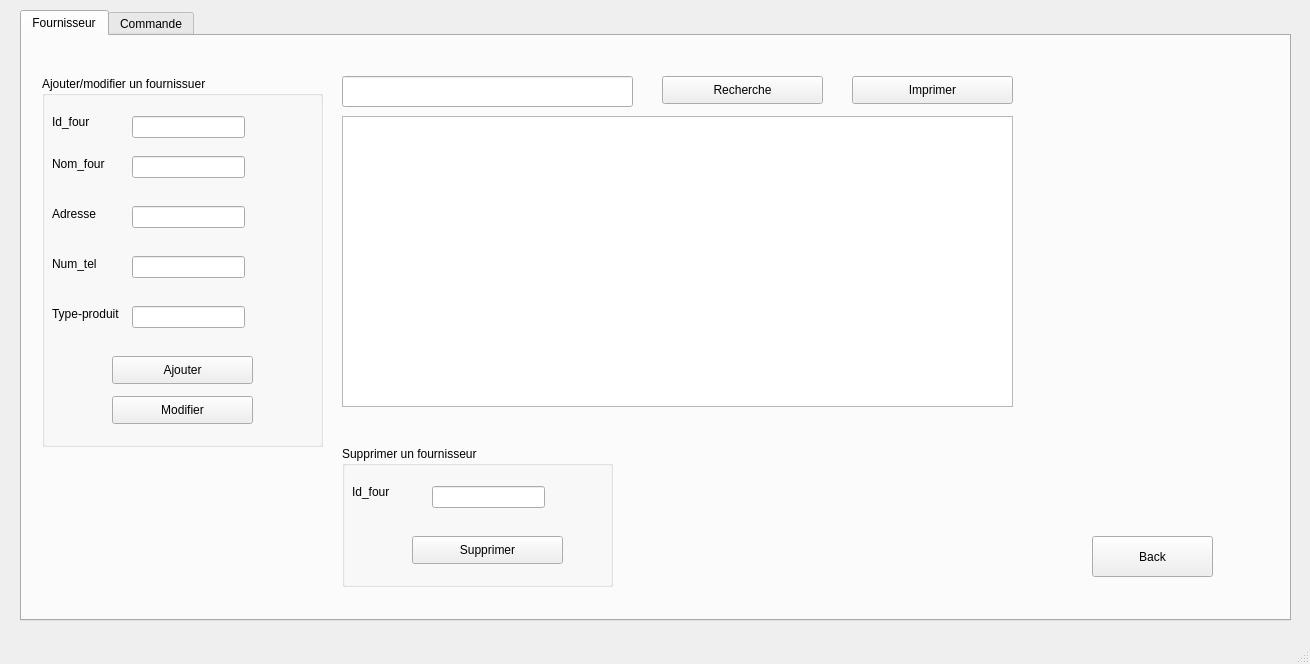
Qt form mainwindow.ui (ChihebAroua/Smart_Wedding_Reception_2A2) before a commit.
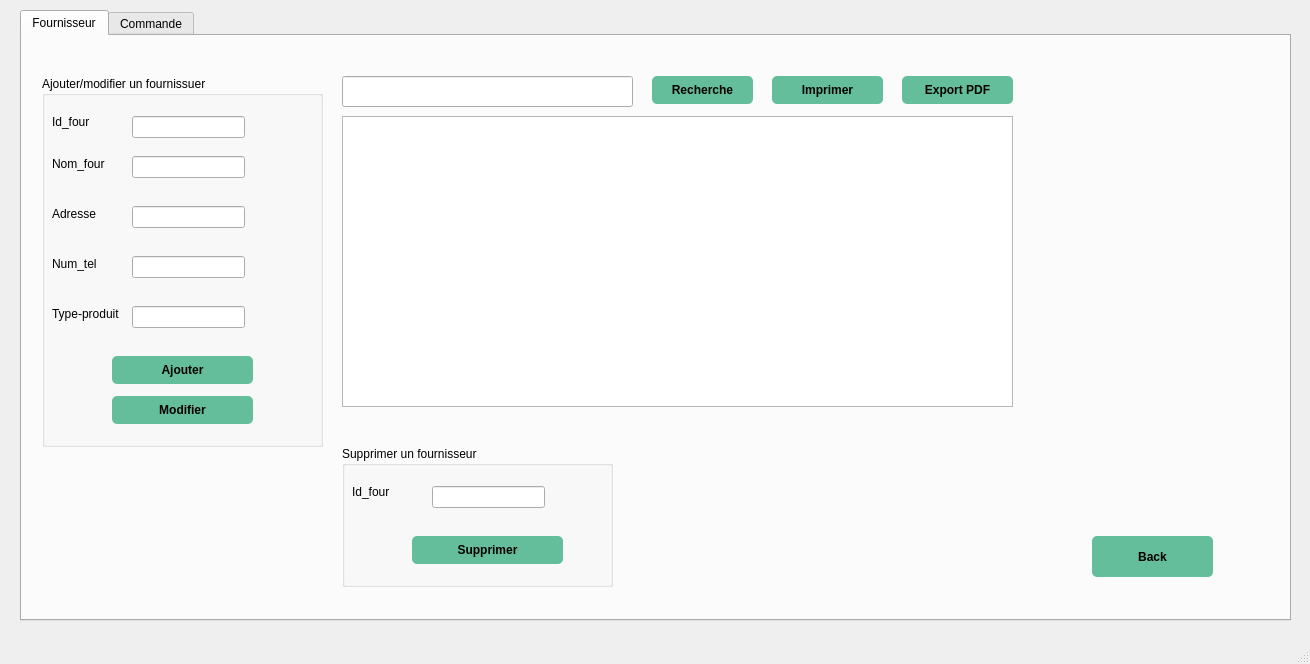
The same form after that commit. Icons and pictures are not drawn.

The edit to the form file:
```diff
--- a/mainwindow.ui
+++ b/mainwindow.ui
@@ -175,6 +175,18 @@
          <height>28</height>
         </rect>
        </property>
+       <property name="styleSheet">
+        <string notr="true">QPushButton {
+padding: 5px;
+border-radius: 5px;
+background-color:rgb(101, 190, 155);
+font-weight: bold;
+}
+QPushButton:hover
+{
+color :white;
+}</string>
+       </property>
        <property name="text">
         <string>Ajouter</string>
        </property>
@@ -188,6 +200,18 @@
          <height>28</height>
         </rect>
        </property>
+       <property name="styleSheet">
+        <string notr="true">QPushButton {
+padding: 5px;
+border-radius: 5px;
+background-color:rgb(101, 190, 155);
+font-weight: bold;
+}
+QPushButton:hover
+{
+color :white;
+}</string>
+       </property>
        <property name="text">
         <string>Modifier</string>
        </property>
@@ -206,12 +230,24 @@
      <widget class="QPushButton" name="pushButton_3">
       <property name="geometry">
        <rect>
-        <x>640</x>
+        <x>630</x>
         <y>40</y>
-        <width>161</width>
+        <width>101</width>
         <height>28</height>
        </rect>
       </property>
+      <property name="styleSheet">
+       <string notr="true">QPushButton {
+padding: 5px;
+border-radius: 5px;
+background-color:rgb(101, 190, 155);
+font-weight: bold;
+}
+QPushButton:hover
+{
+color :white;
+}</string>
+      </property>
       <property name="text">
        <string>Recherche</string>
       </property>
@@ -250,6 +286,18 @@
          <height>28</height>
         </rect>
        </property>
+       <property name="styleSheet">
+        <string notr="true">QPushButton {
+padding: 5px;
+border-radius: 5px;
+background-color:rgb(101, 190, 155);
+font-weight: bold;
+}
+QPushButton:hover
+{
+color :white;
+}</string>
+       </property>
        <property name="text">
         <string>Supprimer</string>
        </property>
@@ -274,6 +322,18 @@
         <height>41</height>
        </rect>
       </property>
+      <property name="styleSheet">
+       <string notr="true">QPushButton {
+padding: 5px;
+border-radius: 5px;
+background-color:rgb(101, 190, 155);
+font-weight: bold;
+}
+QPushButton:hover
+{
+color :white;
+}</string>
+      </property>
       <property name="text">
        <string>Back</string>
       </property>
@@ -281,12 +341,24 @@
      <widget class="QPushButton" name="pushButton_6">
       <property name="geometry">
        <rect>
-        <x>830</x>
+        <x>750</x>
         <y>40</y>
-        <width>161</width>
+        <width>111</width>
         <height>28</height>
        </rect>
       </property>
+      <property name="styleSheet">
+       <string notr="true">QPushButton {
+padding: 5px;
+border-radius: 5px;
+background-color:rgb(101, 190, 155);
+font-weight: bold;
+}
+QPushButton:hover
+{
+color :white;
+}</string>
+      </property>
       <property name="text">
        <string>Imprimer</string>
       </property>
@@ -317,6 +389,31 @@
        <string/>
       </property>
      </widget>
+     <widget class="QPushButton" name="pushButton_12">
+      <property name="geometry">
+       <rect>
+        <x>880</x>
+        <y>40</y>
+        <width>111</width>
+        <height>28</height>
+       </rect>
+      </property>
+      <property name="styleSheet">
+       <string notr="true">QPushButton {
+padding: 5px;
+border-radius: 5px;
+background-color:rgb(101, 190, 155);
+font-weight: bold;
+}
+QPushButton:hover
+{
+color :white;
+}</string>
+      </property>
+      <property name="text">
+       <string>Export PDF</string>
+      </property>
+     </widget>
     </widget>
     <widget class="QWidget" name="tab_2">
      <attribute name="title">
```
Left out of the diff: 86 changed lines with no effect on the pictures.
